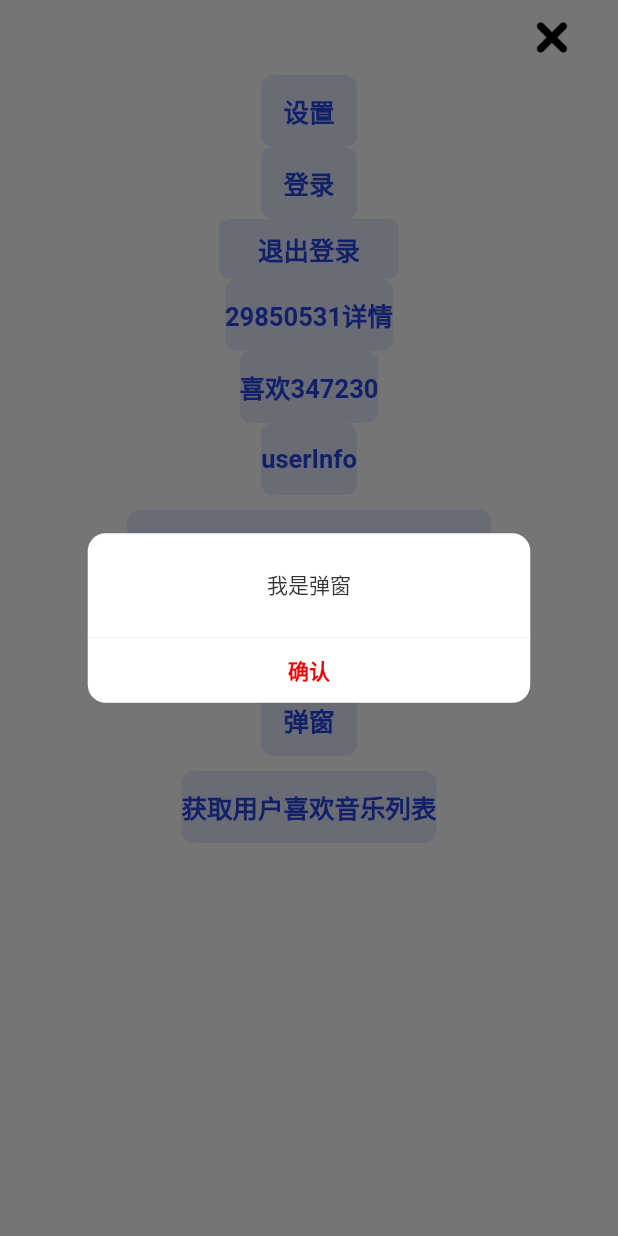
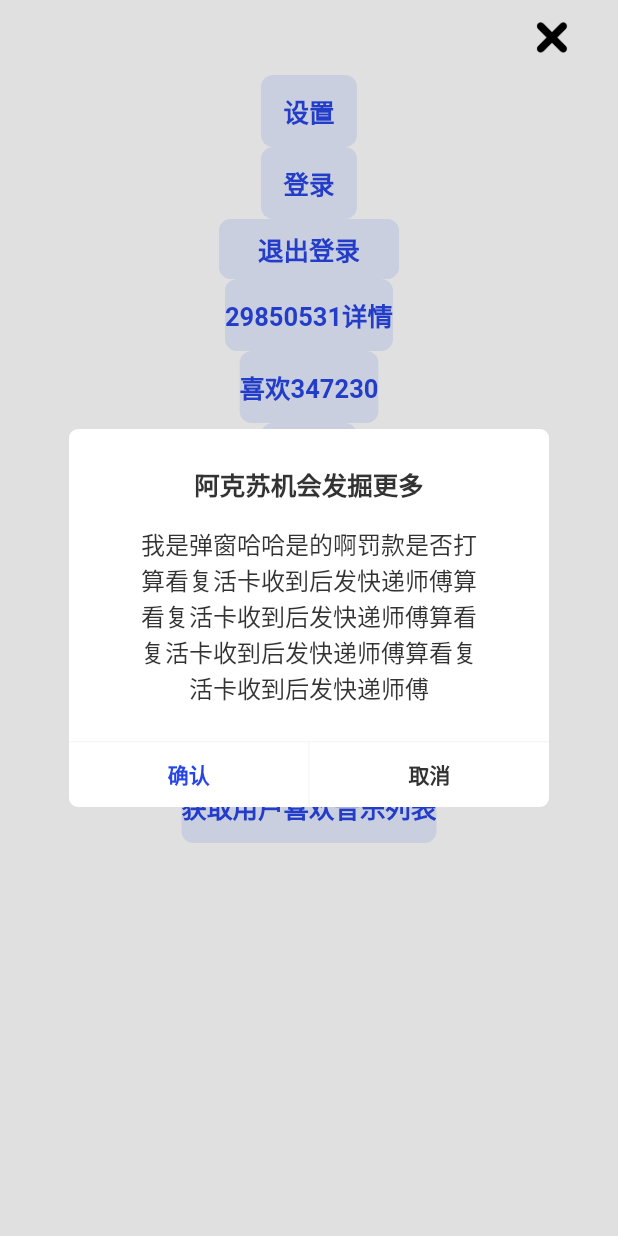
Before and after one commit to ijinfeng/dreamMusic, a Flutter app: the SettingPage screen opened by its route, after a tap on "弹窗", on a phone screen of 412 x 824 dp. Run offline on Flutter 3.47's test engine with Material 2 defaults, Android fonts, the phone set to English and light mode, and no system bars; our stand-ins replace audioplayers, cookie_jar, dio, dio_cookie_manager, flutter_easyloading, shared_preferences; missing offline and left inert: bitsdojo_window; accounts and stored records are empty.

```diff
--- a/lib/src/components/dialog/dialog.dart
+++ b/lib/src/components/dialog/dialog.dart
@@ -1,23 +1,25 @@
+import 'package:dream_music/src/config/theme_color_constant.dart';
 import 'package:flutter/material.dart';
 
 
-const kDialogWidth = 295.0;
+const kDialogWidth = 320.0;
 const kDialogRowHeight = 43.0;
 
 /// 显示统一样式的对话框
-void showXCDialog(
+void showCommonDialog(
   BuildContext context, {
   String? title,
   required String content,
   TextStyle? titleStyle,
   TextStyle? contentStyle,
-  int? contentMaxlines = 2,
+  int? contentMaxlines,
   Widget? customContent,
   required List<DialogAction> actions,
 }) {
   assert(actions.isNotEmpty, '操作按钮为空');
   showDialog(
       context: context,
+      barrierColor: Colors.black12,
       builder: (context) {
         return Dialog(
           actions: actions,
@@ -90,9 +92,9 @@ class Dialog extends StatelessWidget {
         title!,
         textAlign: TextAlign.center,
         style: titleStyle ?? const TextStyle(
-            fontSize: 15,
+            fontSize: 17,
             fontWeight: FontWeight.w600,
-            color: Color(0xFF333333)),
+            color: kText3Color),
         maxLines: 1,
       );
       contents.add(titleWidget);
@@ -100,7 +102,7 @@ class Dialog extends StatelessWidget {
 
     if (title?.isNotEmpty == true && content?.isNotEmpty == true) {
       contents.add(const SizedBox(
-        height: 5,
+        height: 15,
       ));
     }
 
@@ -109,9 +111,9 @@ class Dialog extends StatelessWidget {
         content!,
         textAlign: TextAlign.center,
         style: contentStyle ?? const TextStyle(
-            fontSize: 14,
+            fontSize: 16,
             fontWeight: FontWeight.w400,
-            color: Color(0xFF333333)),
+            color: kText3Color),
         maxLines: contentMaxlines,
       );
       contents.add(contentWidget);
@@ -145,7 +147,7 @@ class Dialog extends StatelessWidget {
                 fontSize: 14,
                 fontWeight: FontWeight.w600,
                 color: action.highlight
-                    ? const Color(0xffF20000)
+                    ? kHighlightThemeColor
                     : const Color(0xff333333)),
           ));
       button = SizedBox(
@@ -168,7 +170,7 @@ class Dialog extends StatelessWidget {
         width: kDialogWidth,
         decoration: BoxDecoration(
           color: Colors.white,
-          borderRadius: BorderRadius.circular(12),
+          borderRadius: BorderRadius.circular(6),
         ),
         child: Material(
           color: Colors.transparent,
--- a/lib/src/components/player/song_player.dart
+++ b/lib/src/components/player/song_player.dart
@@ -46,7 +46,7 @@ class SongPlayer extends BaseChangeNotifier {
 
     // 播放器状态变化
     player.onPlayerStateChanged.listen((state) {
-      // debugPrint('state changed-$state');
+      debugPrint('state changed-$state');
       notifyListeners();
     });
 
@@ -127,7 +127,13 @@ class SongPlayer extends BaseChangeNotifier {
   Duration get surplusDuration => totalDuration - currentDuration;
 
   /// 当前的歌单id
-  int? songlistId;
+  int? _songlistId;
+  int? get songlistId => _songlistId;
+  set songlistId(int? id) {
+    if (_songlistId == id) return;
+    _songlistId = id;
+    _playSongIndex = 0;
+  }
 
   /// 当前的歌单下的所有歌曲
   List<SingleSongModel>? songs;
--- a/lib/src/pages/setting/setting_page.dart
+++ b/lib/src/pages/setting/setting_page.dart
@@ -72,8 +72,9 @@ class SettingPage extends StatelessWidget with EasyInterface {
             },) ,
             heightSpace(10),
             MainButton.title(title: '弹窗', onTap: () {
-                showXCDialog(context, content: '我是弹窗', actions: [
-                  DialogAction.sure()
+                showCommonDialog(context, title: "阿克苏机会发掘更多", content: '我是弹窗哈哈是的啊罚款是否打算看复活卡收到后发快递师傅算看复活卡收到后发快递师傅算看复活卡收到后发快递师傅算看复活卡收到后发快递师傅', actions: [
+                  DialogAction.sure(),
+                  DialogAction.cancel()
                 ]);
             },),
             heightSpace(10),
```
Also changed, not shown: lib/src/pages/songlist/view/songlist_header_view.dart (+27 -8 lines).
